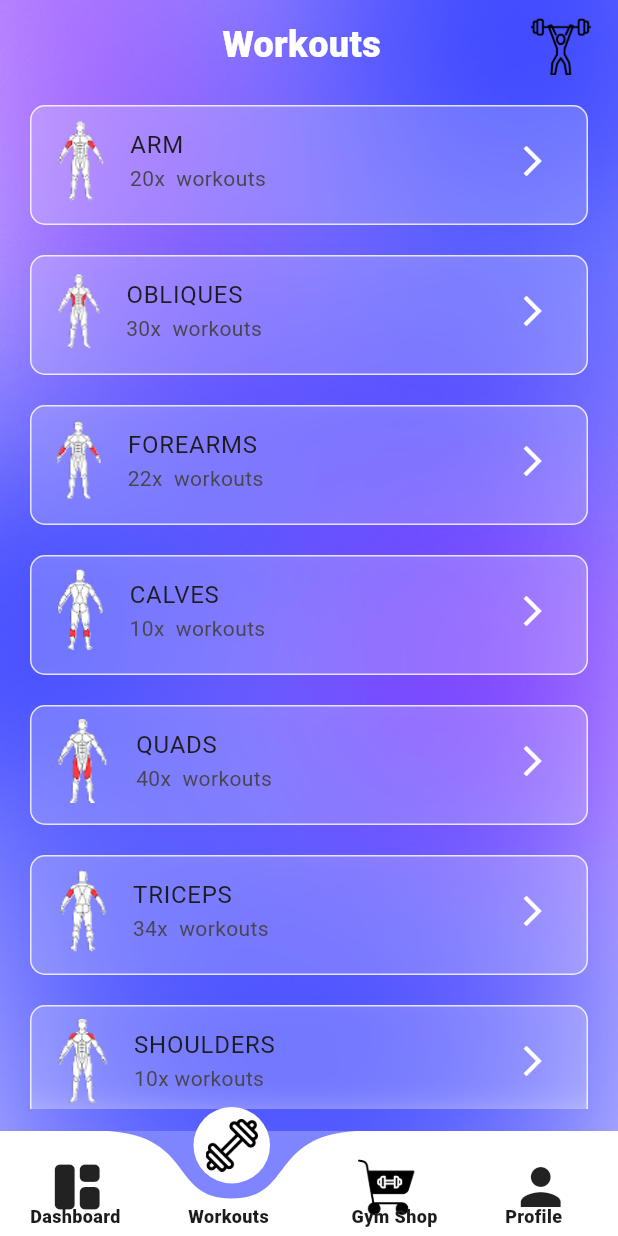
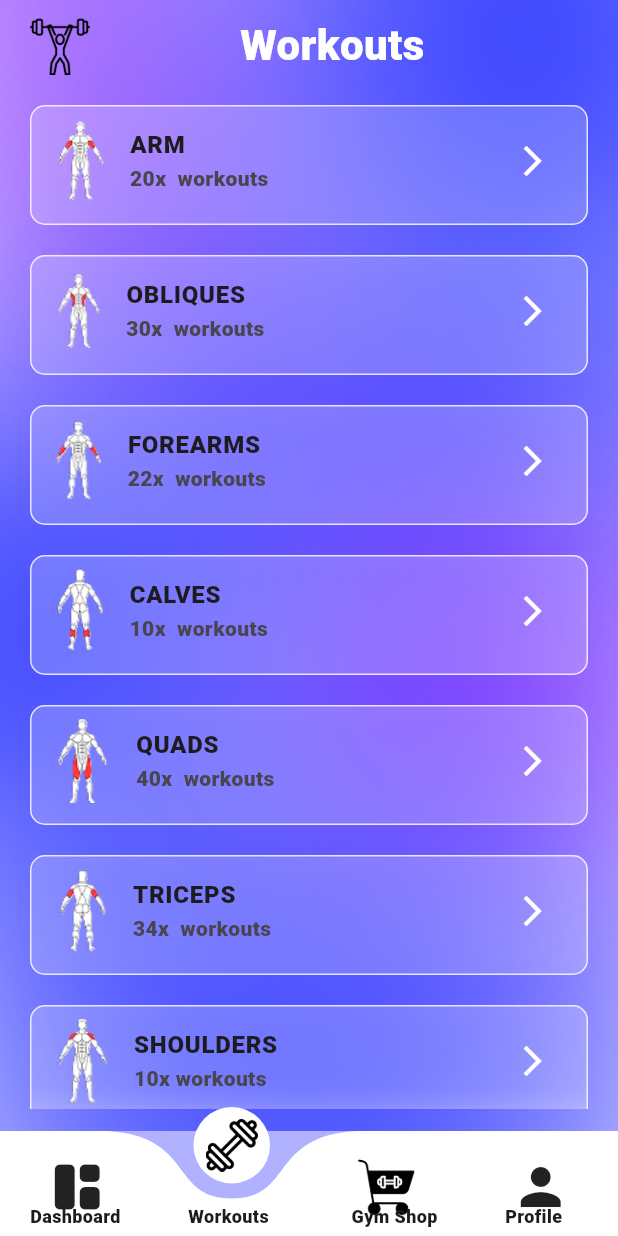
Before and after one commit to Imran-Mohammed-Shekho/Kurd_Fit, a Flutter app: the Bottomnavigationbar screen opened directly, item 2 of the bottom bar chosen, on a phone screen of 412 x 824 dp. Run offline on Flutter 3.47's test engine with Material 3 defaults, Android fonts, the phone set to English and light mode, and no system bars; drawn by our look-alikes of curved_navigation_bar; our stand-ins replace google_fonts.

Commit message:
Changing the fontWeight for titles in workout screen and ia have change the bottom navigation color

```diff
--- a/root/lib/UI/screens/Nutitrion_Screen.dart
+++ b/root/lib/UI/screens/Nutitrion_Screen.dart
@@ -109,7 +109,7 @@ class _Nutitrion_ScreenState extends State<Nutitrion_Screen> {
                   calculateresult();
                 },
                 "Calculate",
-                Color(0xff727bff),
+                Colors.white,
               ),
               SizedBox(height: 10),
 
--- a/root/lib/UI/screens/bottomnavigationbar.dart
+++ b/root/lib/UI/screens/bottomnavigationbar.dart
@@ -31,7 +31,7 @@ class _BottomnavigationbarState extends State<Bottomnavigationbar> {
       bottomNavigationBar: Stack(
         children: [
           CurvedNavigationBar(
-            backgroundColor: Color(0xff0011FF).withOpacity(0.5),
+            backgroundColor: Color(0xff0011FF).withOpacity(0.3),
             index: currentindex,
             height: 70,
             key: _key,
--- a/root/lib/UI/screens/workouts_screen.dart
+++ b/root/lib/UI/screens/workouts_screen.dart
@@ -80,26 +80,25 @@ class _Workouts_ScreenState extends State<Workouts_Screen> {
             children: [
               SizedBox(height: 10),
               Row(
-                mainAxisAlignment: MainAxisAlignment.center,
                 children: [
                   Padding(
-                    padding: EdgeInsets.only(left: 130),
-                    child: Text(
-                      "Workouts",
-                      style: TextStyle(
-                        fontSize: 24,
-                        fontWeight: FontWeight.w900,
-                        color: Colors.white,
-                      ),
-                    ),
-                  ),
-
-                  Padding(
-                    padding: EdgeInsets.only(left: 100),
+                    padding: EdgeInsets.only(left: 20),
                     child: Image.asset(
                       "lib/assets/images/man.png",
                       height: 40,
                       width: 40,
+                    ),
+                  ),
+                  SizedBox(width: 100),
+                  Padding(
+                    padding: EdgeInsets.only(right: 20),
+                    child: Text(
+                      "Workouts",
+                      style: TextStyle(
+                        fontSize: 28,
+                        fontWeight: FontWeight.w900,
+                        color: Colors.white,
+                      ),
                     ),
                   ),
                 ],
@@ -128,8 +127,14 @@ class _Workouts_ScreenState extends State<Workouts_Screen> {
                               borderRadius: BorderRadius.circular(10),
                             ),
                             child: ListTile(
-                              title: Text(workouts[index]["title"] ?? "unkown"),
-                              subtitle: Text(workouts[index]["number"] ?? "0x"),
+                              title: Text(
+                                workouts[index]["title"] ?? "unkown",
+                                style: TextStyle(fontWeight: FontWeight.w900),
+                              ),
+                              subtitle: Text(
+                                workouts[index]["number"] ?? "0x",
+                                style: TextStyle(fontWeight: FontWeight.w900),
+                              ),
                               leading: Image.asset(
                                 workouts[index]["image"] ??
                                     "the image dos not load",
```
Also changed, not shown: root/lib/UI/screens/Dashboard_Screen.dart (+8 -6 lines).
